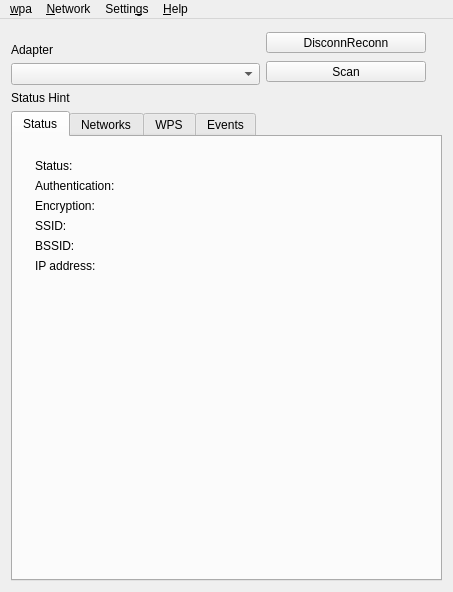
Old version of the form src/wpagui.ui in the repository loh-tar/wpa-cute.
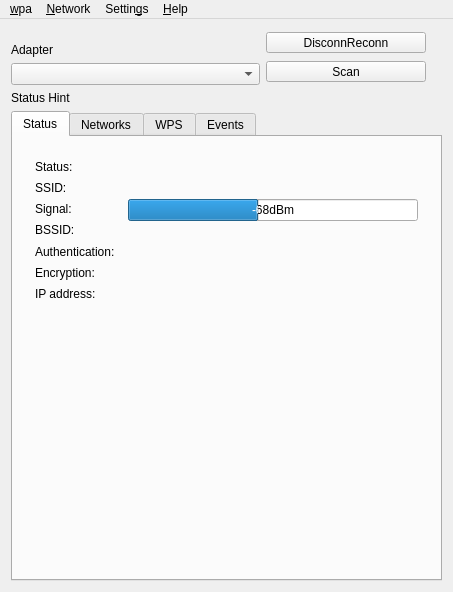
New version of the form. Icons and pictures are not drawn.

Commit message:
Fetch always RSI values independent from -m option
As noted earlier, I see no reason not to read this info by default

- Enhance the status tab by a signal row
- Reorder the infos on the tab

Patch:
```diff
--- a/src/wpagui.ui
+++ b/src/wpagui.ui
@@ -136,8 +136,8 @@
          <attribute name="title">
           <string>Status</string>
          </attribute>
-         <layout class="QGridLayout">
-          <item row="0" column="0" colspan="2">
+         <layout class="QVBoxLayout" name="verticalLayout_7">
+          <item>
            <widget class="QFrame" name="frame3">
             <property name="frameShape">
              <enum>QFrame::NoFrame</enum>
@@ -145,50 +145,145 @@
             <property name="frameShadow">
              <enum>QFrame::Plain</enum>
             </property>
-            <layout class="QGridLayout">
-             <item row="5" column="1">
-              <widget class="QLabel" name="textIpAddress">
+            <layout class="QGridLayout" name="gridLayout_3">
+             <item row="0" column="0">
+              <layout class="QHBoxLayout" name="horizontalLayout_3">
+               <property name="spacing">
+                <number>13</number>
+               </property>
+               <item>
+                <layout class="QVBoxLayout" name="verticalLayout_6">
+                 <item>
+                  <widget class="QLabel" name="statusLabel">
                <property name="text">
-                <string/>
+                    <string>Status:</string>
                </property>
               </widget>
              </item>
-             <item row="2" column="1">
-              <widget class="QLabel" name="textEncryption">
+                 <item>
+                  <widget class="QLabel" name="ssidLabel">
                <property name="text">
-                <string/>
+                    <string>SSID:</string>
                </property>
               </widget>
              </item>
-             <item row="1" column="0">
+                 <item>
+                  <widget class="QLabel" name="rssiLabel">
+                   <property name="text">
+                    <string>Signal:</string>
+                   </property>
+                  </widget>
+                 </item>
+                 <item>
+                  <widget class="QLabel" name="bssidLabel">
+                   <property name="text">
+                    <string>BSSID:</string>
+                   </property>
+                  </widget>
+                 </item>
+                 <item>
               <widget class="QLabel" name="authenticationLabel">
                <property name="text">
                 <string>Authentication:</string>
                </property>
               </widget>
              </item>
-             <item row="4" column="1">
+                 <item>
+                  <widget class="QLabel" name="encryptionLabel">
+                   <property name="text">
+                    <string>Encryption:</string>
+                   </property>
+                  </widget>
+                 </item>
+                 <item>
+                  <widget class="QLabel" name="ipAddressLabel">
+                   <property name="text">
+                    <string>IP address:</string>
+                   </property>
+                  </widget>
+                 </item>
+                </layout>
+               </item>
+               <item>
+                <layout class="QVBoxLayout" name="verticalLayout_5">
+                 <property name="spacing">
+                  <number>6</number>
+                 </property>
+                 <item>
+                  <widget class="QLabel" name="textStatus">
+                   <property name="text">
+                    <string/>
+                   </property>
+                  </widget>
+                 </item>
+                 <item>
+                  <widget class="QLabel" name="textSsid">
+                   <property name="text">
+                    <string/>
+                   </property>
+                  </widget>
+                 </item>
+                 <item>
+                  <widget class="QProgressBar" name="rssiBar">
+                   <property name="layoutDirection">
+                    <enum>Qt::RightToLeft</enum>
+                   </property>
+                   <property name="minimum">
+                    <number>-95</number>
+                   </property>
+                   <property name="maximum">
+                    <number>-35</number>
+                   </property>
+                   <property name="value">
+                    <number>-68</number>
+                   </property>
+                   <property name="invertedAppearance">
+                    <bool>true</bool>
+                   </property>
+                   <property name="textDirection">
+                    <enum>QProgressBar::TopToBottom</enum>
+                   </property>
+                   <property name="format">
+                    <string>%vdBm</string>
+                   </property>
+                  </widget>
+                 </item>
+                 <item>
               <widget class="QLabel" name="textBssid">
                <property name="text">
                 <string/>
                </property>
               </widget>
              </item>
-             <item row="4" column="0">
-              <widget class="QLabel" name="bssidLabel">
+                 <item>
+                  <widget class="QLabel" name="textAuthentication">
                <property name="text">
-                <string>BSSID:</string>
+                    <string/>
                </property>
               </widget>
              </item>
-             <item row="3" column="0">
-              <widget class="QLabel" name="ssidLabel">
+                 <item>
+                  <widget class="QLabel" name="textEncryption">
                <property name="text">
-                <string>SSID:</string>
+                    <string/>
                </property>
               </widget>
              </item>
-             <item row="6" column="0" colspan="3">
+                 <item>
+                  <widget class="QLabel" name="textIpAddress">
+                   <property name="text">
+                    <string/>
+                   </property>
+                  </widget>
+                 </item>
+                </layout>
+               </item>
+              </layout>
+             </item>
+            </layout>
+           </widget>
+          </item>
+          <item>
               <spacer name="verticalSpacer_2">
                <property name="orientation">
                 <enum>Qt::Vertical</enum>
@@ -196,55 +291,10 @@
                <property name="sizeHint" stdset="0">
                 <size>
                  <width>20</width>
-                 <height>40</height>
+              <height>81</height>
                 </size>
                </property>
               </spacer>
-             </item>
-             <item row="1" column="1">
-              <widget class="QLabel" name="textAuthentication">
-               <property name="text">
-                <string/>
-               </property>
-              </widget>
-             </item>
-             <item row="3" column="1">
-              <widget class="QLabel" name="textSsid">
-               <property name="text">
-                <string/>
-               </property>
-              </widget>
-             </item>
-             <item row="0" column="1">
-              <widget class="QLabel" name="textStatus">
-               <property name="text">
-                <string/>
-               </property>
-              </widget>
-             </item>
-             <item row="0" column="0">
-              <widget class="QLabel" name="statusLabel">
-               <property name="text">
-                <string>Status:</string>
-               </property>
-              </widget>
-             </item>
-             <item row="5" column="0">
-              <widget class="QLabel" name="ipAddressLabel">
-               <property name="text">
-                <string>IP address:</string>
-               </property>
-              </widget>
-             </item>
-             <item row="2" column="0">
-              <widget class="QLabel" name="encryptionLabel">
-               <property name="text">
-                <string>Encryption:</string>
-               </property>
-              </widget>
-             </item>
-            </layout>
-           </widget>
           </item>
          </layout>
         </widget>
```
Lines whose indentation alone changed are shown as unchanged. The commit also changes 1 other file.
